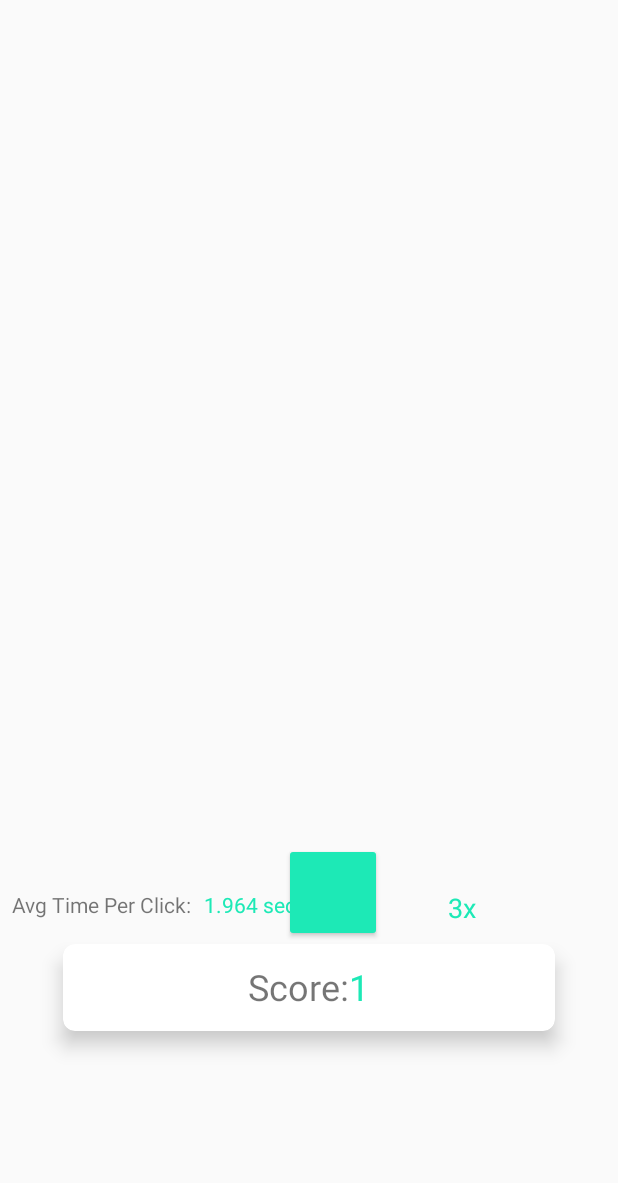
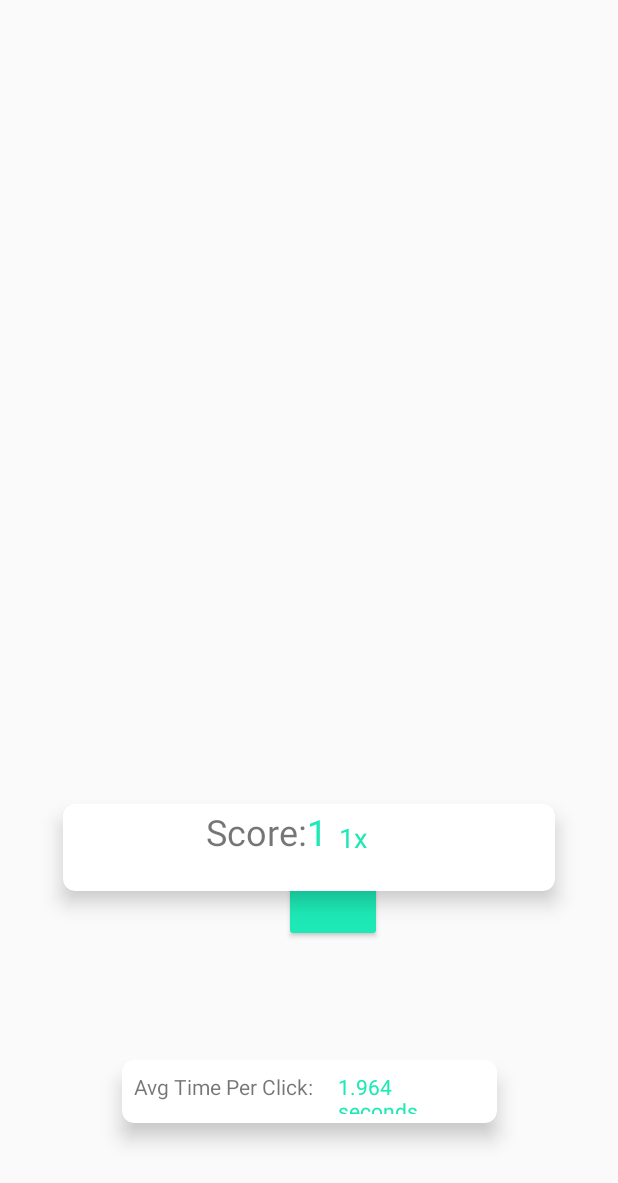
Before and after one commit to pdevenpo/BoxClicker, an Android app: the GameActivity screen opened directly, with no data from a screen before it, after a tap on an icon or button, on a phone screen of 412 x 824 dp. Shown: the top 1183 px of the screen. Run offline under Robolectric (Android 15) with nearby library versions, the phone set to English and light mode, and no system bars; our stand-ins replace Room's generated code.

Commit message:
styling update for multiplier and time, multiplier score modifier fix, color change support code addition

```diff
--- a/app/src/main/java/com/simple/bd/boxclicker/GameActivity.java
+++ b/app/src/main/java/com/simple/bd/boxclicker/GameActivity.java
@@ -23,6 +23,7 @@ public class GameActivity extends AppCompatActivity {
     private static TextView mTimeTextView;
     private static TextView mTimeMultiplyView;
 
+
     private Button buttons[] = new Button[9];
     private static int mCurrentScore = 0;
     private static Score mScore;
@@ -46,6 +47,7 @@ public class GameActivity extends AppCompatActivity {
     private static double sum;
     private static double timeAvg;
     private static double initialTime;
+    private static int incrementer = 1;
 
 
 
@@ -60,6 +62,8 @@ public class GameActivity extends AppCompatActivity {
         //mTimeAverageArray.add();
         //---LAYOUT---
         setContentView(R.layout.activity_game);
+        //Clear time array onCreate so it does not carry from previous sessions
+        mTimeAverageArray.clear();
         //---TEXTVIEWS---
         mValueTextView = findViewById(R.id.valueString);
         mTimeTextView = findViewById(R.id.timeString);
@@ -68,6 +72,7 @@ public class GameActivity extends AppCompatActivity {
         for(int i = 0;i <9;i++){
             buttons[i] = findViewById(BUTTON_ID[i]);
         }
+
         //hide all buttons besides start button
         for(int i = 1; i<9;i++){
             buttons[i].setVisibility(View.GONE);
@@ -241,18 +246,23 @@ public class GameActivity extends AppCompatActivity {
          timeAvg = sum/timeAvgArr.size();
          DecimalFormat df = new DecimalFormat("#.###");
          mTimeTextView.setText(String.valueOf(df.format(timeAvg)) + " seconds.");
-         if (timeAvg < 1.0 && timeAvg > .8){
+         if (timeAvg > .7){
              mTimeMultiplyView.setText("1x");
-         }else if (timeAvg < .8 && timeAvg > .6){
+             incrementer = 1;
+         }else if (timeAvg < .7 && timeAvg > .5){
              mTimeMultiplyView.setText("2x");
-         }else{
+
+
+             incrementer = 2;
+         }else if(timeAvg <= .5){
              mTimeMultiplyView.setText("3x");
+             incrementer = 3;
          }
     }
 
     //update all the score values and send info to DB
     public static void valueUpdateHelper(int currentScore, int scoreIdNum){
-        mCurrentScore = currentScore + 1;
+        mCurrentScore = currentScore + incrementer;
         scoreId = scoreIdNum + 1;
         mScore.setScoreId(scoreId);
         mScore.setScoreTotal(mCurrentScore);
@@ -271,6 +281,8 @@ public class GameActivity extends AppCompatActivity {
             case 2:
                 currentButton.setVisibility(View.GONE);
                 buttonsArr[1].setVisibility(View.VISIBLE);
+                //TODO Add color change support on multiplier
+                //buttonsArr[2].setBackgroundColor(buttonsArr[2].getContext().getResources().getColor(R.color.colorPrimaryDark));
                 break;
             case 3:
                 currentButton.setVisibility(View.GONE);
--- a/app/src/main/java/com/simple/bd/boxclicker/ScoreDatabase/ScoreDao.java
+++ b/app/src/main/java/com/simple/bd/boxclicker/ScoreDatabase/ScoreDao.java
@@ -24,6 +24,8 @@ public interface ScoreDao {
         @Query("SELECT COUNT(*) from score")
         int getAmount();
 
+        //@Query("SELECT COUNT(*) from score ")
+
 
 
 }
--- a/app/src/main/res/layout/activity_game.xml
+++ b/app/src/main/res/layout/activity_game.xml
@@ -176,14 +176,15 @@
         app:layout_constraintBottom_toBottomOf="parent"
         app:layout_constraintEnd_toEndOf="parent"
         app:layout_constraintStart_toStartOf="parent"
-        app:layout_constraintTop_toTopOf="parent">
+        app:layout_constraintTop_toTopOf="parent"
+        app:layout_constraintVertical_bias="0.14">
 
 
         <LinearLayout
-            android:layout_width="match_parent"
-            android:layout_height="match_parent"
+            android:layout_width="268dp"
+            android:layout_height="50dp"
             android:layout_gravity="center_horizontal"
-            android:layout_marginTop="12dp"
+            android:layout_marginTop="2dp"
             android:orientation="vertical">
 
             <LinearLayout
@@ -212,10 +213,48 @@
                     android:textColor="@color/colorAccent"
                     android:textSize="24sp" />
 
+                <TextView
+                    android:id="@+id/timeMultiplier"
+                    android:layout_width="40dp"
+                    android:layout_height="20dp"
+                    android:layout_marginStart="8dp"
+                    android:layout_marginTop="8dp"
+                    android:layout_marginEnd="8dp"
+                    android:layout_marginBottom="8dp"
+                    android:text="@string/time_multiplier_string"
+                    android:textColor="@color/colorAccent"
+                    android:textSize="18sp"
+                    app:layout_constraintBottom_toTopOf="@+id/cardView"
+                    app:layout_constraintEnd_toEndOf="parent"
+                    app:layout_constraintHorizontal_bias="0.227"
+                    app:layout_constraintStart_toEndOf="@+id/timeString"
+                    app:layout_constraintTop_toTopOf="parent"
+                    app:layout_constraintVertical_bias="0.995" />
+
             </LinearLayout>
 
         </LinearLayout>
     </android.support.v7.widget.CardView>
+
+    <android.support.v7.widget.CardView
+        android:layout_width="250dp"
+        android:layout_height="42dp"
+        android:layout_marginStart="8dp"
+        android:layout_marginTop="380dp"
+        android:layout_marginEnd="8dp"
+        android:layout_marginBottom="8dp"
+        app:cardCornerRadius="8dp"
+        app:cardElevation="8dp"
+        app:layout_constraintBottom_toBottomOf="parent"
+        app:layout_constraintEnd_toEndOf="parent"
+        app:layout_constraintStart_toStartOf="parent"
+        app:layout_constraintTop_toTopOf="parent"
+        app:layout_constraintVertical_bias="0.829">
+
+        <LinearLayout
+            android:layout_width="286dp"
+            android:layout_height="match_parent"
+            android:orientation="horizontal">
 
             <TextView
                 android:id="@+id/timeStringPrefix"
@@ -235,7 +274,7 @@
 
             <TextView
                 android:id="@+id/timeString"
-        android:layout_width="129dp"
+                android:layout_width="68dp"
                 android:layout_height="28dp"
                 android:layout_marginStart="8dp"
                 android:layout_marginTop="8dp"
@@ -250,23 +289,9 @@
                 app:layout_constraintTop_toTopOf="parent"
                 app:layout_constraintVertical_bias="1.0" />
 
-    <TextView
-        android:id="@+id/timeMultiplier"
-        android:layout_width="wrap_content"
-        android:layout_height="26dp"
-        android:layout_marginStart="8dp"
-        android:layout_marginTop="8dp"
-        android:layout_marginEnd="8dp"
-        android:layout_marginBottom="8dp"
-        android:text="@string/time_multiplier_string"
-        android:textColor="@color/colorAccent"
-        android:textSize="18sp"
-        app:layout_constraintBottom_toTopOf="@+id/cardView"
-        app:layout_constraintEnd_toEndOf="parent"
-        app:layout_constraintHorizontal_bias="0.227"
-        app:layout_constraintStart_toEndOf="@+id/timeString"
-        app:layout_constraintTop_toTopOf="parent"
-        app:layout_constraintVertical_bias="0.995" />
+        </LinearLayout>
+
+    </android.support.v7.widget.CardView>
 
 
 </android.support.constraint.ConstraintLayout>
```
Lines whose indentation alone changed are shown as unchanged.
